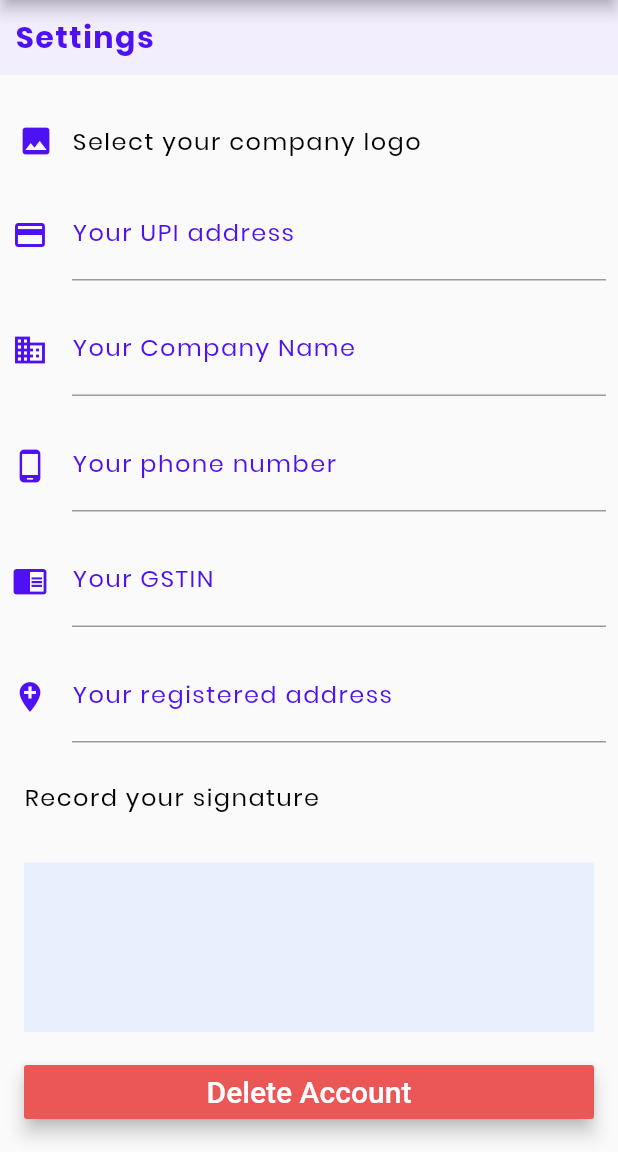
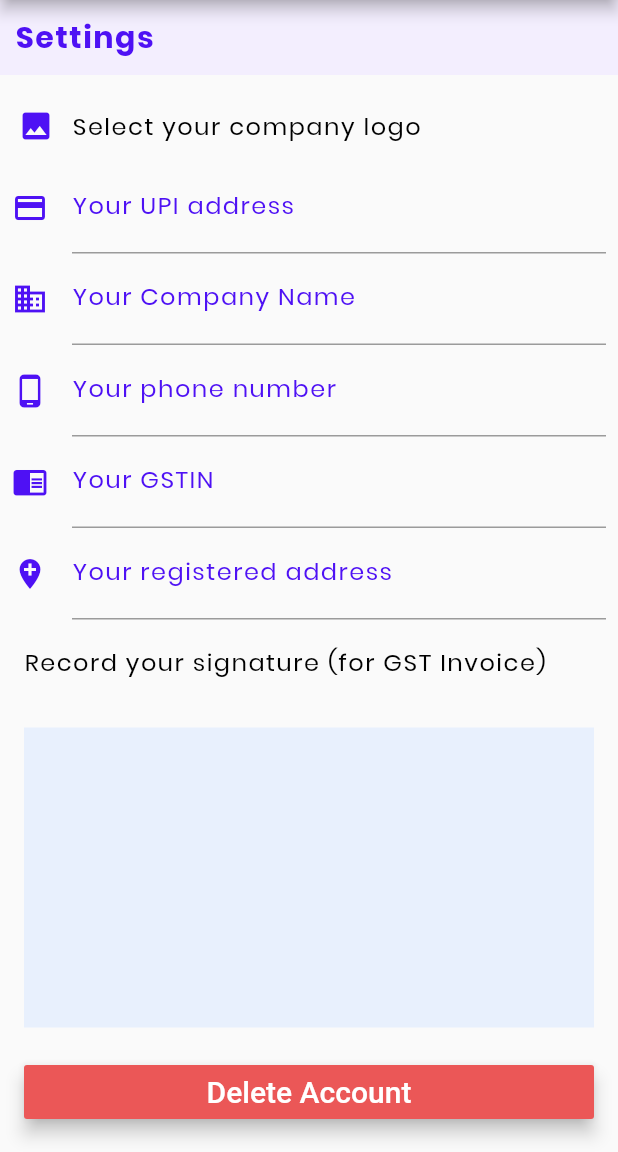
Before and after one commit to TallyAssist/TallyAssist, a Flutter app: the SettingsScreen screen opened directly, on a phone screen of 412 x 824 dp, the part 84-1236 px from its top. Run offline on Flutter 3.47's test engine with Material 2 defaults, Android fonts, the phone set to English and light mode, and no system bars; drawn by our look-alikes of signature; our stand-ins replace cloud_firestore, firebase_auth, font_awesome_flutter, image_picker, pdf, share; missing offline and left inert: esys_flutter_share, flutter_full_pdf_viewer; accounts and stored records are empty; project files that could hold a hidden picture were left out.

Commit message:
final touches on the settings screen

```diff
--- a/lib/ui/views/settingsscreen.dart
+++ b/lib/ui/views/settingsscreen.dart
@@ -25,7 +25,7 @@ class _SettingsScreenState extends State<SettingsScreen> {
   });
 }
 
-final SignatureController _controller = SignatureController(penStrokeWidth: 5, penColor: Colors.red);
+final SignatureController _controller = SignatureController(penStrokeWidth: 3, penColor: TassistBlack);
 
   @override
   void initState() {
@@ -51,7 +51,7 @@ final SignatureController _controller = SignatureController(penStrokeWidth: 5, p
           children: <Widget>[
 
             SectionHeader('Settings'),
-            SizedBox(height: 20,),
+            SizedBox(height: 10,),
             Row(
                 children: <Widget>[
                    IconButton(icon: Icon(Icons.photo, color: TassistPrimary),
@@ -63,7 +63,7 @@ final SignatureController _controller = SignatureController(penStrokeWidth: 5, p
                 ],
               ),
               Padding(
-              padding: spacer.all.xxs,
+              padding: spacer.x.xxs,
               child: TextFormField(
                 style: secondaryListDisc,
                 decoration: InputDecoration(
@@ -76,7 +76,7 @@ final SignatureController _controller = SignatureController(penStrokeWidth: 5, p
               ),
             ),
             Padding(
-              padding: spacer.all.xxs,
+              padding: spacer.x.xxs,
               child: TextFormField(
                 style: secondaryListDisc,
                 decoration: InputDecoration(
@@ -89,7 +89,7 @@ final SignatureController _controller = SignatureController(penStrokeWidth: 5, p
               ),
             ),
             Padding(
-              padding: spacer.all.xxs,
+              padding: spacer.x.xxs,
               child: TextFormField(
                 style: secondaryListDisc,
                 decoration: InputDecoration(
@@ -102,7 +102,7 @@ final SignatureController _controller = SignatureController(penStrokeWidth: 5, p
               ),
             ),
             Padding(
-              padding: spacer.all.xxs,
+              padding: spacer.x.xxs,
               child: TextFormField(
                 style: secondaryListDisc,
                 decoration: InputDecoration(
@@ -115,7 +115,7 @@ final SignatureController _controller = SignatureController(penStrokeWidth: 5, p
               ),
             ),
             Padding(
-              padding: spacer.all.xxs,
+              padding: spacer.x.xxs,
               child: TextFormField(
                 style: secondaryListDisc,
                 decoration: InputDecoration(
@@ -129,7 +129,7 @@ final SignatureController _controller = SignatureController(penStrokeWidth: 5, p
             ),
             Padding(
               padding: spacer.all.xs,
-              child: Text('Record your signature'),
+              child: Text('Record your signature (for GST Invoice)'),
             ),
               //SIGNATURE CANVAS
               Padding(
@@ -138,7 +138,7 @@ final SignatureController _controller = SignatureController(penStrokeWidth: 5, p
               ),
               //OK AND CLEAR BUTTONS
               Container(
-                padding: spacer.all.xs,
+                padding: spacer.x.xs,
                 decoration: const BoxDecoration(color: TassistBgLightPurple),
                 child: Row(
                   mainAxisAlignment: MainAxisAlignment.spaceEvenly,
@@ -155,7 +155,7 @@ final SignatureController _controller = SignatureController(penStrokeWidth: 5, p
                               builder: (BuildContext context) {
                                 return Scaffold(
                                   appBar: headerNav(_drawerKey),
-                                  body: Center(child: Container(color: TassistBgLightPurple, child: Image.memory(data))),
+                                  body: Center(child: Container(color: TassistWhite, child: Image.memory(data))),
                                 );
                               },
                             ),
@@ -174,13 +174,6 @@ final SignatureController _controller = SignatureController(penStrokeWidth: 5, p
                   ],
                 ),
               ),
-
-
-
-
-
-
-
           ]
         ),
         bottomNavigationBar:  Padding(
```
Also changed, not shown: lib/ui/views/accountspayablescreen.dart (+4 -4 lines).
